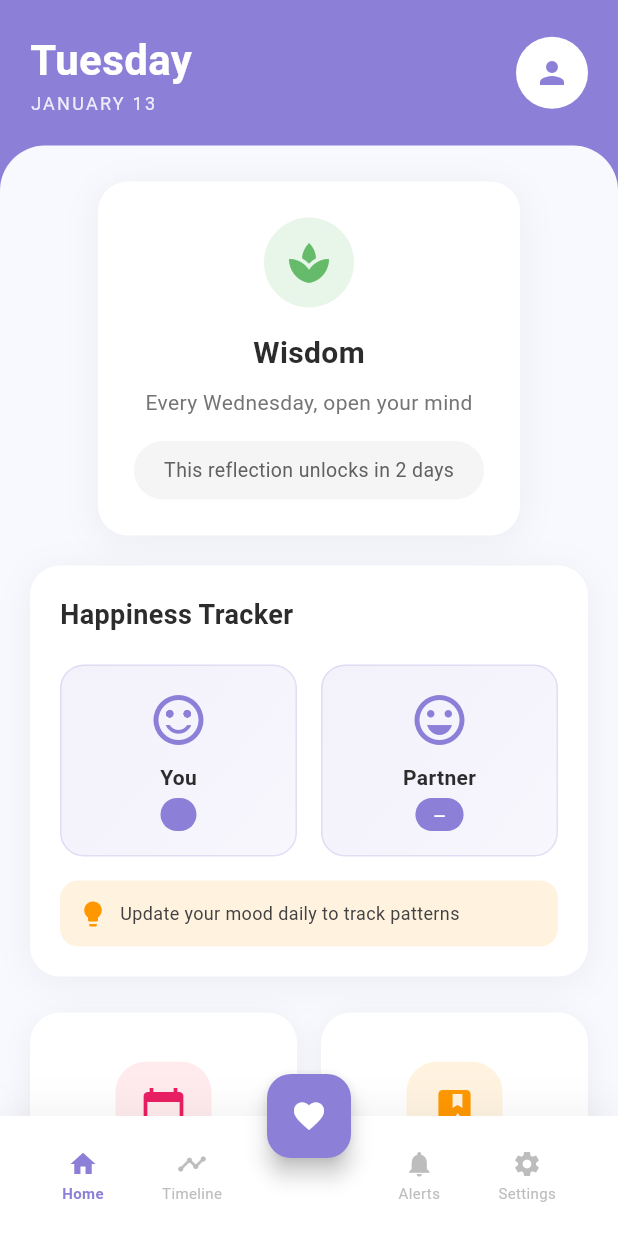
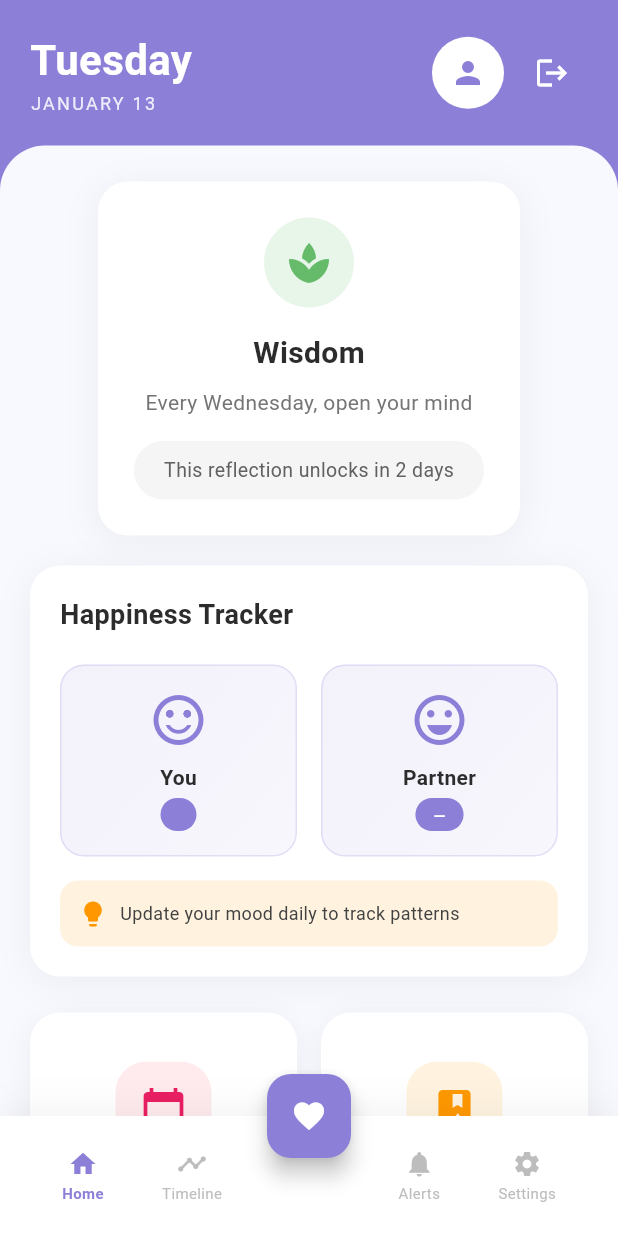
Before and after one commit to SandamiUpeksha/UNP, a Flutter app: the screen it shows once a user with an empty profile is signed in, on a phone screen of 412 x 824 dp. Run offline on Flutter 3.47's test engine with Material 3 defaults, Android fonts, the light colour scheme and no system bars; our stand-ins replace cloud_firestore, firebase_auth, firebase_core; accounts and stored records are empty.

Commit message:
Add sign-out button and Firestore security rules

```diff
--- a/lib/main.dart
+++ b/lib/main.dart
@@ -329,10 +329,21 @@ class _DashboardScreenState extends State<DashboardScreen> {
                   ),
                 ],
               ),
-              CircleAvatar(
-                radius: 24,
-                backgroundColor: Colors.white,
-                child: Icon(Icons.person, color: const Color(0xFF8B7FD8)),
+              Row(
+                children: [
+                  CircleAvatar(
+                    radius: 24,
+                    backgroundColor: Colors.white,
+                    child: Icon(Icons.person, color: const Color(0xFF8B7FD8)),
+                  ),
+                  const SizedBox(width: 8),
+                  IconButton(
+                    icon: const Icon(Icons.logout, color: Colors.white),
+                    onPressed: () async {
+                      await FirebaseAuth.instance.signOut();
+                    },
+                  ),
+                ],
               ),
             ],
           ),
```
Also changed, not shown: 1 other file.
